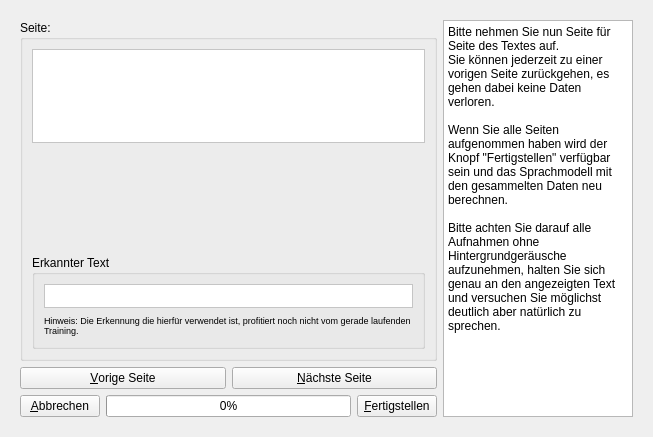
First picture: the form in ui/trainmain.ui, repository KDE/simon, before the edit.
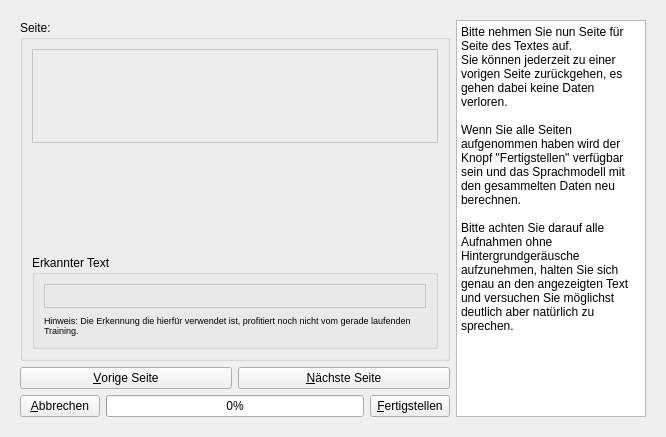
Second picture: the form after the edit. The open tabs and pages were chosen to show the change. Icons and pictures are not drawn.

What changed in the file:
```diff
--- a/ui/trainmain.ui
+++ b/ui/trainmain.ui
@@ -5,7 +5,7 @@
    <rect>
     <x>0</x>
     <y>0</y>
-    <width>653</width>
+    <width>666</width>
     <height>437</height>
    </rect>
   </property>
@@ -128,6 +128,14 @@
       </layout>
      </widget>
      <widget class="QWidget" name="page_3" >
+      <property name="geometry" >
+       <rect>
+        <x>0</x>
+        <y>0</y>
+        <width>658</width>
+        <height>429</height>
+       </rect>
+      </property>
       <layout class="QHBoxLayout" >
        <item>
         <layout class="QVBoxLayout" >
@@ -192,7 +200,7 @@
                </palette>
               </property>
               <property name="autoFillBackground" >
-               <bool>true</bool>
+               <bool>false</bool>
               </property>
               <property name="frameShape" >
                <enum>QFrame::StyledPanel</enum>
@@ -282,7 +290,7 @@
                   <enum>Qt::LeftToRight</enum>
                  </property>
                  <property name="autoFillBackground" >
-                  <bool>true</bool>
+                  <bool>false</bool>
                  </property>
                  <property name="frameShape" >
                   <enum>QFrame::StyledPanel</enum>
@@ -454,7 +462,8 @@
           <bool>true</bool>
          </property>
          <property name="html" >
-          <string>&lt;html>&lt;head>&lt;meta name="qrichtext" content="1" />&lt;style type="text/css">
+          <string>&lt;!DOCTYPE HTML PUBLIC "-//W3C//DTD HTML 4.0//EN" "http://www.w3.org/TR/REC-html40/strict.dtd">
+&lt;html>&lt;head>&lt;meta name="qrichtext" content="1" />&lt;style type="text/css">
 p, li { white-space: pre-wrap; }
 &lt;/style>&lt;/head>&lt;body style=" font-family:'Sans Serif'; font-size:10pt; font-weight:400; font-style:normal;">
 &lt;p style=" margin-top:0px; margin-bottom:0px; margin-left:0px; margin-right:0px; -qt-block-indent:0; text-indent:0px; font-size:9pt;">Bitte nehmen Sie nun Seite für Seite des Textes auf. &lt;/p>
```
Left out of the diff: 77 changed lines with no effect on the pictures.
